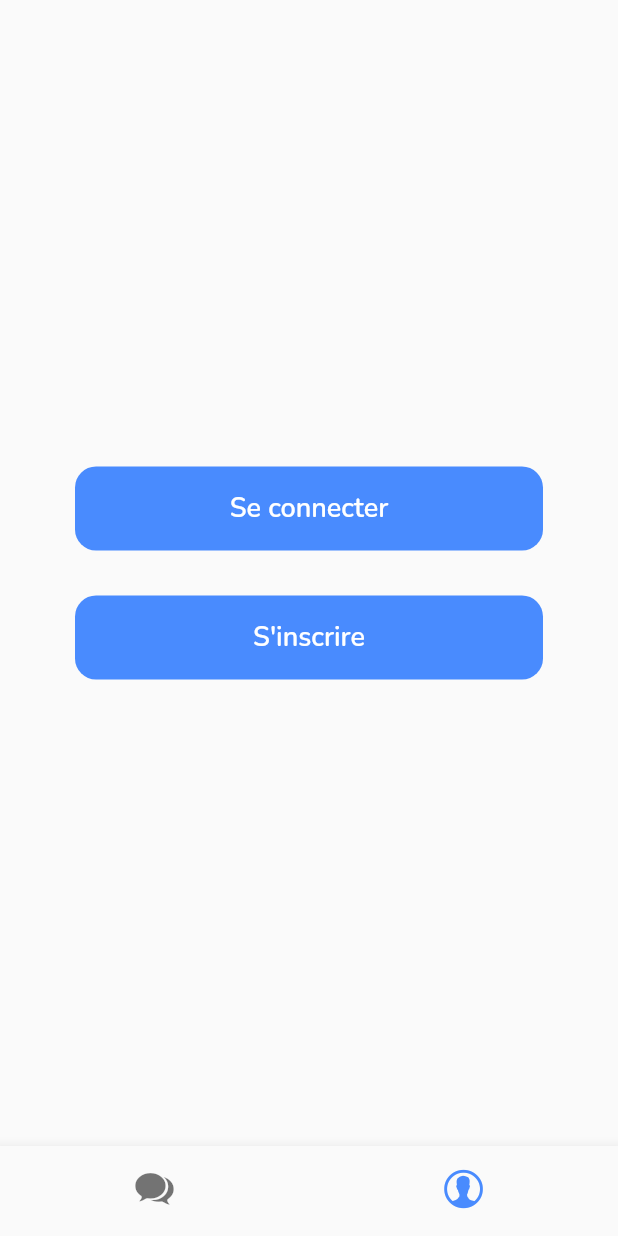
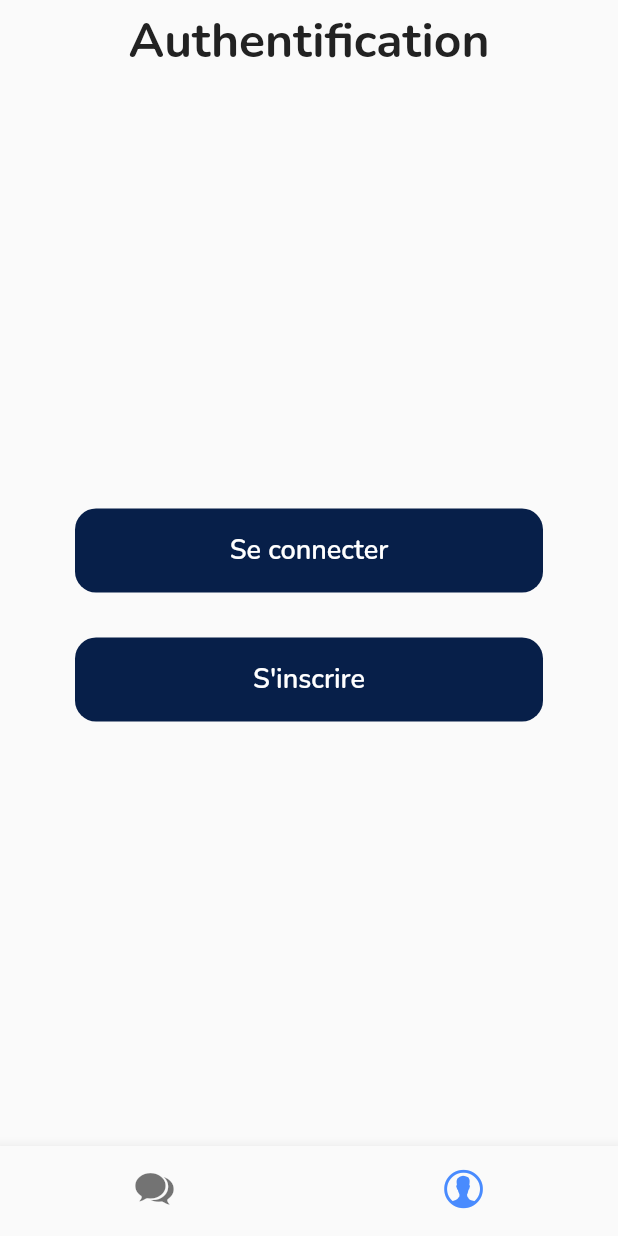
Before and after one commit to OrganIA/organia-app, a Flutter app: the screen it shows after launch, item 2 of the bottom bar chosen, on a phone screen of 412 x 824 dp. Run offline on Flutter 3.47's test engine with Material 2 defaults, Android fonts, the phone set to English and light mode, and no system bars; our stand-ins replace flutter_bloc, google_fonts, shared_preferences.

Commit message:
Rework UI structure and look

```diff
--- a/lib/src/ui/widgets/account/account_guest.dart
+++ b/lib/src/ui/widgets/account/account_guest.dart
@@ -1,5 +1,6 @@
 import 'package:flutter/material.dart';
 import 'package:flutter_bloc/flutter_bloc.dart';
+import 'package:google_fonts/google_fonts.dart';
 import 'package:organia/src/blocs/account/bloc.dart';
 import 'package:organia/src/ui/themes/themes.dart';
 import 'package:organia/src/ui/widgets/big_button.dart';
@@ -14,7 +15,26 @@ class AccountGuestPage extends StatefulWidget {
 class _AccountGuestPageState extends State<AccountGuestPage> {
   @override
   Widget build(BuildContext context) {
-    return SafeArea(
+    return Scaffold(
+      appBar: AppBar(
+        elevation: 0,
+        backgroundColor: Colors.transparent,
+        centerTitle: true,
+        title: Text(
+          "Authentification",
+          style: GoogleFonts.nunito(
+            textStyle: TextStyle(
+              fontSize: 32,
+              fontWeight: FontWeight.bold,
+              color: black,
+            ),
+          ),
+        ),
+        iconTheme: const IconThemeData(
+          color: Colors.black, //change your color here
+        ),
+      ),
+      body: SafeArea(
         child: Padding(
           padding: const EdgeInsets.all(50.0),
           child: Column(
@@ -28,7 +48,7 @@ class _AccountGuestPageState extends State<AccountGuestPage> {
                       .add(const AccountNavigateEvent("login"));
                 },
                 child: BigButton(
-                  buttonColor: blue,
+                    buttonColor: darkBlue,
                     textValue: "Se connecter",
                     textColor: Colors.white),
               ),
@@ -42,13 +62,14 @@ class _AccountGuestPageState extends State<AccountGuestPage> {
                       .add(const AccountNavigateEvent("register"));
                 },
                 child: BigButton(
-                  buttonColor: blue,
+                    buttonColor: darkBlue,
                     textValue: "S'inscrire",
                     textColor: Colors.white),
               ),
             ],
           ),
         ),
+      ),
     );
   }
 }
```
Also changed, not shown: lib/src/ui/widgets/account/account_logged.dart (+24 -3 lines). Lines whose indentation alone changed are shown as unchanged.
